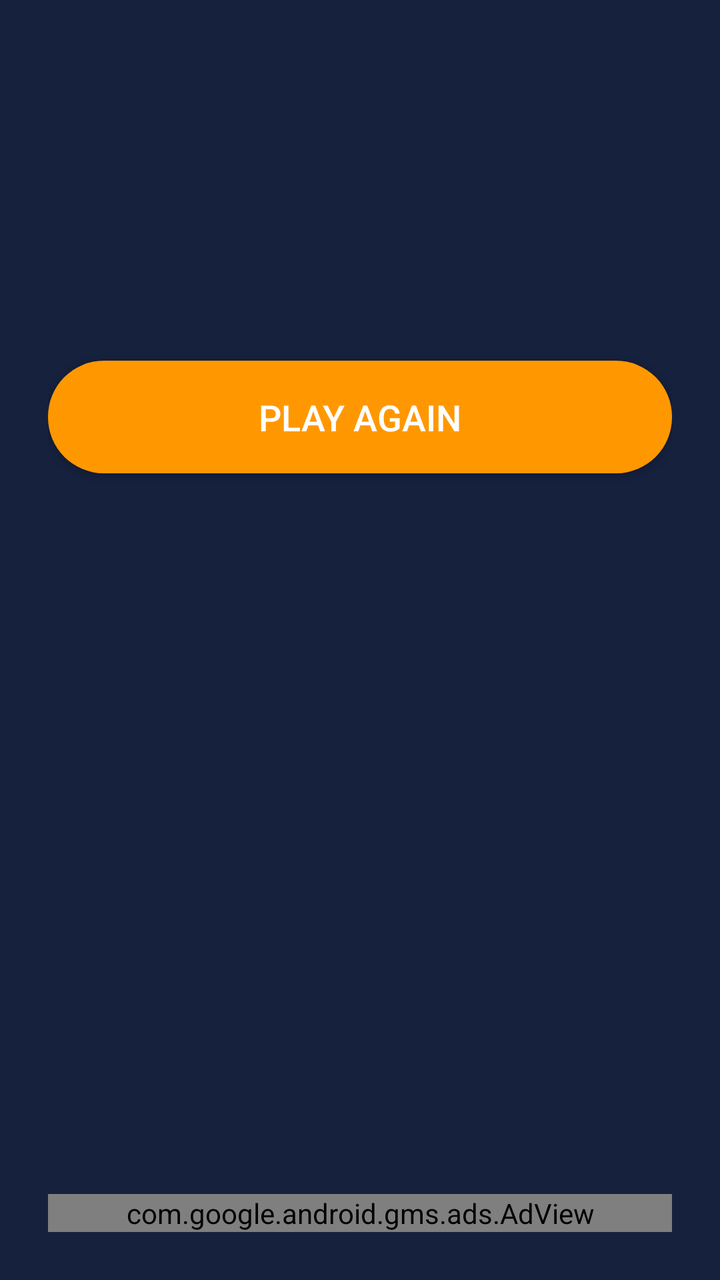
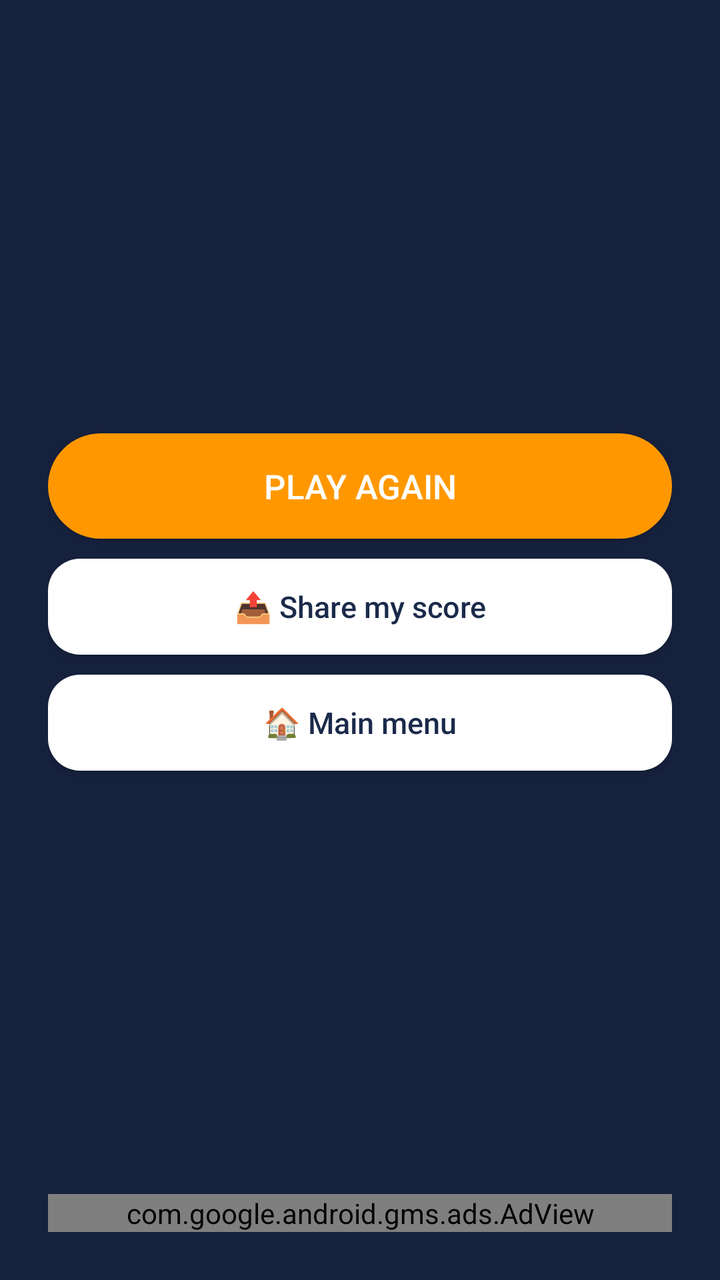

Two renders of the same Android screen: before a commit and after it. Below are the layout's source before the change and the commit's diff.
<!-- AndroidManifest.xml: application theme android:Theme.Material.Light.NoActionBar -->
<!-- res/layout/activity_result.xml -->
<?xml version="1.0" encoding="utf-8"?>
<LinearLayout xmlns:android="http://schemas.android.com/apk/res/android"
    xmlns:ads="http://schemas.android.com/apk/res-auto"
    android:layout_width="match_parent"
    android:layout_height="match_parent"
    android:orientation="vertical"
    android:background="@color/bg"
    android:gravity="center"
    android:padding="24dp">

    <TextView
        android:id="@+id/tvResult"
        android:layout_width="wrap_content"
        android:layout_height="wrap_content"
        android:textSize="60sp"
        android:textStyle="bold"
        android:textColor="@color/white" />

    <TextView
        android:id="@+id/tvMessage"
        android:layout_width="wrap_content"
        android:layout_height="wrap_content"
        android:textSize="18sp"
        android:textColor="@color/text"
        android:layout_marginTop="12dp" />

    <Button
        android:id="@+id/btnAgain"
        android:layout_width="match_parent"
        android:layout_height="wrap_content"
        android:text="PLAY AGAIN"
        android:textSize="18sp"
        android:textColor="@color/white"
        android:background="@drawable/bg_button"
        android:layout_marginTop="40dp"
        android:padding="16dp" />

    <Space android:layout_width="match_parent" android:layout_height="0dp" android:layout_weight="1"/>

    <com.google.android.gms.ads.AdView
        android:id="@+id/adView"
        android:layout_width="match_parent"
        android:layout_height="wrap_content"
        ads:adSize="BANNER"
        ads:adUnitId="ca-app-pub-3940256099942544/6300978111" />
</LinearLayout>
<!-- resources referenced by this layout -->
<resources>
  <color name="bg">#16213E</color>
  <color name="text">#B0BEC5</color>
  <color name="white">#FFFFFF</color>
  <!-- drawable bg_button (drawable) -->
  <?xml version="1.0" encoding="utf-8"?>
  <shape xmlns:android="http://schemas.android.com/apk/res/android">
      <solid android:color="@color/accent" />
      <corners android:radius="28dp" />
  </shape>
  <color name="accent">#FF9800</color>
</resources>

<!-- the commit's change to res/layout/activity_result.xml (unified diff, before → after) -->
@@ -1,6 +1,7 @@
 <?xml version="1.0" encoding="utf-8"?>
 <LinearLayout xmlns:android="http://schemas.android.com/apk/res/android"
     xmlns:ads="http://schemas.android.com/apk/res-auto"
+    android:id="@+id/root"
     android:layout_width="match_parent"
     android:layout_height="match_parent"
     android:orientation="vertical"
@@ -20,22 +21,68 @@
         android:id="@+id/tvMessage"
         android:layout_width="wrap_content"
         android:layout_height="wrap_content"
-        android:textSize="18sp"
+        android:gravity="center"
+        android:textSize="17sp"
         android:textColor="@color/text"
-        android:layout_marginTop="12dp" />
+        android:layout_marginTop="10dp" />
+
+    <TextView
+        android:id="@+id/tvXP"
+        android:layout_width="wrap_content"
+        android:layout_height="wrap_content"
+        android:layout_marginTop="8dp"
+        android:textSize="14sp"
+        android:textStyle="bold"
+        android:textColor="@color/accent" />
+
+    <TextView
+        android:id="@+id/tvHigh"
+        android:layout_width="wrap_content"
+        android:layout_height="wrap_content"
+        android:layout_marginTop="4dp"
+        android:textSize="14sp"
+        android:textColor="@color/text" />
 
     <Button
         android:id="@+id/btnAgain"
         android:layout_width="match_parent"
         android:layout_height="wrap_content"
+        android:layout_marginTop="30dp"
         android:text="PLAY AGAIN"
-        android:textSize="18sp"
+        android:textSize="17sp"
         android:textColor="@color/white"
         android:background="@drawable/bg_button"
-        android:layout_marginTop="40dp"
-        android:padding="16dp" />
+        android:padding="15dp" />
 
-    <Space android:layout_width="match_parent" android:layout_height="0dp" android:layout_weight="1"/>
+    <Button
+        android:id="@+id/btnShare"
+        android:layout_width="match_parent"
+        android:layout_height="wrap_content"
+        android:layout_marginTop="10dp"
+        android:text="📤 Share my score"
+        android:textSize="15sp"
+        android:textAllCaps="false"
+        android:textColor="@color/dark"
+        android:background="@drawable/bg_option"
+        android:padding="12dp" />
+
+    <Button
+        android:id="@+id/btnMenu"
+        android:layout_width="match_parent"
+        android:layout_height="wrap_content"
+        android:layout_marginTop="10dp"
+        android:text="🏠 Main menu"
+        android:textSize="15sp"
+        android:textAllCaps="false"
+        android:textColor="@color/dark"
+        android:background="@drawable/bg_option"
+        android:padding="12dp" />
+
+    <Space
+        android:layout_width="match_parent"
+        android:layout_height="0dp"
+        android:layout_weight="1"
+        android:minHeight="10dp"/>
 
     <com.google.android.gms.ads.AdView
         android:id="@+id/adView"
<!-- resource entries referenced after the edit -->
@@ -1,6 +1,7 @@
 <!-- resources referenced by this layout -->
 <resources>
   <color name="bg">#16213E</color>
+  <color name="dark">#1B2A4A</color>
   <color name="text">#B0BEC5</color>
   <color name="white">#FFFFFF</color>
   <!-- drawable bg_button (drawable) -->
@@ -9,6 +10,12 @@
       <solid android:color="@color/accent" />
       <corners android:radius="28dp" />
   </shape>
+  <!-- drawable bg_option (drawable) -->
+  <?xml version="1.0" encoding="utf-8"?>
+  <shape xmlns:android="http://schemas.android.com/apk/res/android">
+      <solid android:color="#FFFFFF" />
+      <corners android:radius="16dp" />
+  </shape>
   <color name="accent">#FF9800</color>
 </resources>
 
